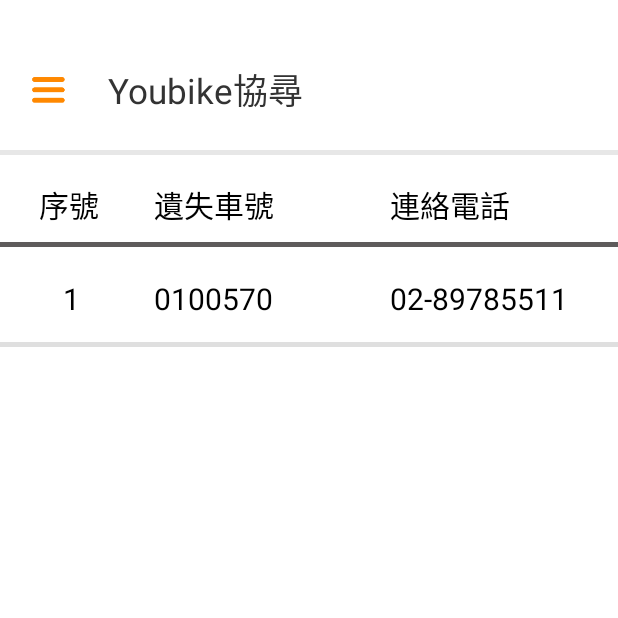
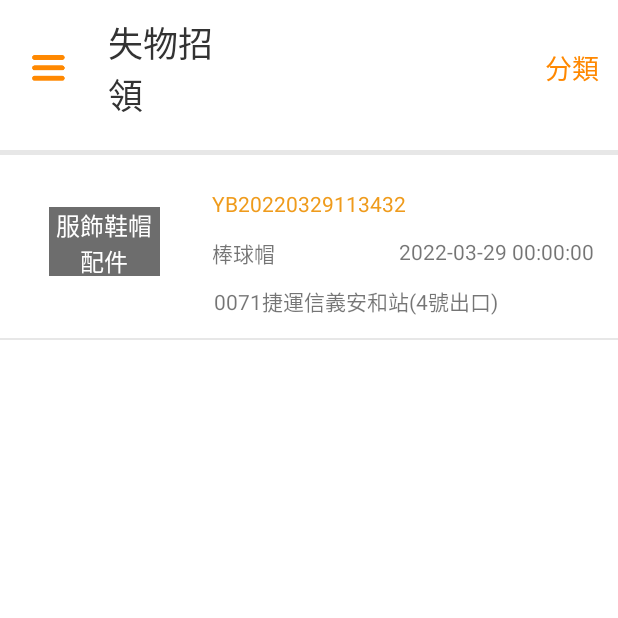
Before and after one commit to Changweichun/YouBike-1.5, an Android app: the LostAndFoundActivity screen opened directly, with no data from a screen before it, on a phone screen of 412 x 824 dp, the top half of it. Run offline under Robolectric (Android 15) with nearby library versions, the phone set to English and light mode, and no system bars.

Commit message:
介面修正、連接

```diff
--- a/app/src/main/java/com/android/youbike/CardManageActivity.java
+++ b/app/src/main/java/com/android/youbike/CardManageActivity.java
@@ -2,7 +2,9 @@ package com.android.youbike;
 
 import androidx.appcompat.app.AppCompatActivity;
 
+import android.content.Intent;
 import android.os.Bundle;
+import android.view.View;
 
 public class CardManageActivity extends AppCompatActivity {
 
@@ -10,5 +12,19 @@ public class CardManageActivity extends AppCompatActivity {
     protected void onCreate(Bundle savedInstanceState) {
         super.onCreate(savedInstanceState);
         setContentView(R.layout.activity_card_manage);
+
+        findViewById(R.id.tv).setOnClickListener(new View.OnClickListener() {
+            @Override
+            public void onClick(View view) {
+                startActivity(new Intent(getApplicationContext(),CardNewActivity.class));
+            }
+        });
+
+        findViewById(R.id.menu).setOnClickListener(new View.OnClickListener() {
+            @Override
+            public void onClick(View view) {
+                startActivity(new Intent(getApplicationContext(),MainActivity.class));
+            }
+        });
     }
 }
--- a/app/src/main/java/com/android/youbike/CardNewActivity.java
+++ b/app/src/main/java/com/android/youbike/CardNewActivity.java
@@ -2,7 +2,9 @@ package com.android.youbike;
 
 import androidx.appcompat.app.AppCompatActivity;
 
+import android.content.Intent;
 import android.os.Bundle;
+import android.view.View;
 
 public class CardNewActivity extends AppCompatActivity {
 
@@ -10,5 +12,26 @@ public class CardNewActivity extends AppCompatActivity {
     protected void onCreate(Bundle savedInstanceState) {
         super.onCreate(savedInstanceState);
         setContentView(R.layout.activity_card_new);
+
+        findViewById(R.id.easycard).setOnClickListener(new View.OnClickListener() {
+            @Override
+            public void onClick(View view) {
+                startActivity(new Intent(getApplicationContext(),CardNewTwoActivity.class));
+            }
+        });
+
+        findViewById(R.id.ipass).setOnClickListener(new View.OnClickListener() {
+            @Override
+            public void onClick(View view) {
+                startActivity(new Intent(getApplicationContext(),CardNewThreeActivity.class));
+            }
+        });
+
+        findViewById(R.id.menu).setOnClickListener(new View.OnClickListener() {
+            @Override
+            public void onClick(View view) {
+                startActivity(new Intent(getApplicationContext(),CardManageActivity.class));
+            }
+        });
     }
 }
--- a/app/src/main/java/com/android/youbike/CardNewThreeActivity.java
+++ b/app/src/main/java/com/android/youbike/CardNewThreeActivity.java
@@ -2,7 +2,9 @@ package com.android.youbike;
 
 import androidx.appcompat.app.AppCompatActivity;
 
+import android.content.Intent;
 import android.os.Bundle;
+import android.view.View;
 
 public class CardNewThreeActivity extends AppCompatActivity {
 
@@ -10,5 +12,19 @@ public class CardNewThreeActivity extends AppCompatActivity {
     protected void onCreate(Bundle savedInstanceState) {
         super.onCreate(savedInstanceState);
         setContentView(R.layout.activity_card_new_three);
+
+        findViewById(R.id.menu).setOnClickListener(new View.OnClickListener() {
+            @Override
+            public void onClick(View view) {
+                startActivity(new Intent(getApplicationContext(),CardNewActivity.class));
+            }
+        });
+
+        findViewById(R.id.bt3).setOnClickListener(new View.OnClickListener() {
+            @Override
+            public void onClick(View view) {
+                startActivity(new Intent(getApplicationContext(),CardManageActivity.class));
+            }
+        });
     }
 }
--- a/app/src/main/java/com/android/youbike/CardNewTwoActivity.java
+++ b/app/src/main/java/com/android/youbike/CardNewTwoActivity.java
@@ -2,7 +2,9 @@ package com.android.youbike;
 
 import androidx.appcompat.app.AppCompatActivity;
 
+import android.content.Intent;
 import android.os.Bundle;
+import android.view.View;
 
 public class CardNewTwoActivity extends AppCompatActivity {
 
@@ -10,5 +12,19 @@ public class CardNewTwoActivity extends AppCompatActivity {
     protected void onCreate(Bundle savedInstanceState) {
         super.onCreate(savedInstanceState);
         setContentView(R.layout.activity_card_new_two);
+
+        findViewById(R.id.menu).setOnClickListener(new View.OnClickListener() {
+            @Override
+            public void onClick(View view) {
+                startActivity(new Intent(getApplicationContext(),CardNewActivity.class));
+            }
+        });
+
+        findViewById(R.id.bt3).setOnClickListener(new View.OnClickListener() {
+            @Override
+            public void onClick(View view) {
+                startActivity(new Intent(getApplicationContext(),CardManageActivity.class));
+            }
+        });
     }
 }
--- a/app/src/main/java/com/android/youbike/LostAndFoundActivity.java
+++ b/app/src/main/java/com/android/youbike/LostAndFoundActivity.java
@@ -2,7 +2,9 @@ package com.android.youbike;
 
 import androidx.appcompat.app.AppCompatActivity;
 
+import android.content.Intent;
 import android.os.Bundle;
+import android.view.View;
 
 public class LostAndFoundActivity extends AppCompatActivity {
 
@@ -10,5 +12,12 @@ public class LostAndFoundActivity extends AppCompatActivity {
     protected void onCreate(Bundle savedInstanceState) {
         super.onCreate(savedInstanceState);
         setContentView(R.layout.activity_lost_and_found);
+
+        findViewById(R.id.tv).setOnClickListener(new View.OnClickListener() {
+            @Override
+            public void onClick(View view) {
+                startActivity(new Intent(getApplicationContext(),LostAndFoundTypeActivity.class));
+            }
+        });
     }
 }
--- a/app/src/main/java/com/android/youbike/LostAndFoundTypeActivity.java
+++ b/app/src/main/java/com/android/youbike/LostAndFoundTypeActivity.java
@@ -2,7 +2,9 @@ package com.android.youbike;
 
 import androidx.appcompat.app.AppCompatActivity;
 
+import android.content.Intent;
 import android.os.Bundle;
+import android.view.View;
 
 public class LostAndFoundTypeActivity extends AppCompatActivity {
 
@@ -10,5 +12,19 @@ public class LostAndFoundTypeActivity extends AppCompatActivity {
     protected void onCreate(Bundle savedInstanceState) {
         super.onCreate(savedInstanceState);
         setContentView(R.layout.activity_lost_and_found_type);
+
+        findViewById(R.id.menu).setOnClickListener(new View.OnClickListener() {
+            @Override
+            public void onClick(View view) {
+                startActivity(new Intent(getApplicationContext(),LostAndFoundActivity.class));
+            }
+        });
+
+        findViewById(R.id.tv).setOnClickListener(new View.OnClickListener() {
+            @Override
+            public void onClick(View view) {
+                startActivity(new Intent(getApplicationContext(),LostAndFoundActivity.class));
+            }
+        });
     }
 }
--- a/app/src/main/java/com/android/youbike/MainActivity.java
+++ b/app/src/main/java/com/android/youbike/MainActivity.java
@@ -79,6 +79,8 @@ public class MainActivity extends MyBaseActivity {
 
 
 
+
+
         values =(Values)getApplication();
         cookieStr = values.getCookieStr();
         if(cookieStr==null)
--- a/app/src/main/res/layout/activity_card_new.xml
+++ b/app/src/main/res/layout/activity_card_new.xml
@@ -124,7 +124,7 @@
             app:srcCompat="@mipmap/card_3" />
 
         <TextView
-            android:id="@+id/textView12"
+            android:id="@+id/easycard"
             android:layout_width="76dp"
             android:layout_height="30dp"
             android:text="@string/easy_card"
@@ -169,7 +169,7 @@
             app:layout_constraintVertical_bias="0.431" />
 
         <TextView
-            android:id="@+id/textView14"
+            android:id="@+id/ipass"
             android:layout_width="76dp"
             android:layout_height="30dp"
             android:text="@string/ipass"
--- a/app/src/main/res/layout/activity_card_new_three.xml
+++ b/app/src/main/res/layout/activity_card_new_three.xml
@@ -77,7 +77,7 @@
             app:layout_constraintTop_toTopOf="parent" />
 
         <Button
-            android:id="@+id/button3"
+            android:id="@+id/bt3"
             android:layout_width="200dp"
             android:layout_height="51dp"
             android:text="新增卡號"
--- a/app/src/main/res/layout/activity_card_new_two.xml
+++ b/app/src/main/res/layout/activity_card_new_two.xml
@@ -77,7 +77,7 @@
             app:layout_constraintTop_toTopOf="parent" />
 
         <Button
-            android:id="@+id/button3"
+            android:id="@+id/bt3"
             android:layout_width="200dp"
             android:layout_height="51dp"
             android:text="新增卡號"
--- a/app/src/main/res/layout/activity_lost_and_found.xml
+++ b/app/src/main/res/layout/activity_lost_and_found.xml
@@ -10,11 +10,11 @@
 
 
     <RelativeLayout
-        android:paddingBottom="20dp"
+        android:layout_width="match_parent"
+        android:layout_height="100dp"
+        android:background="@color/white"
         android:gravity="bottom"
-        android:background="@color/white"
-        android:layout_width="match_parent"
-        android:layout_height="100dp">
+        android:paddingBottom="20dp">
 
         <ImageView
             android:id="@+id/menu"
@@ -29,22 +29,35 @@
             app:tint="@android:color/holo_orange_dark" />
 
         <TextView
-            android:layout_width="133dp"
+            android:layout_width="wrap_content"
             android:layout_height="wrap_content"
             android:layout_alignParentStart="true"
             android:layout_alignParentEnd="true"
             android:layout_centerVertical="true"
             android:layout_marginStart="72dp"
-            android:layout_marginEnd="206dp"
+            android:layout_marginEnd="248dp"
             android:layout_toRightOf="@+id/menu"
-            android:text="Youbike協尋"
+            android:text="失物招領"
             android:textColor="#333333"
             android:textSize="23sp" />
+
+        <TextView
+            android:id="@+id/tv"
+            android:layout_width="wrap_content"
+            android:layout_height="wrap_content"
+            android:layout_alignParentStart="true"
+            android:layout_alignParentEnd="true"
+            android:layout_centerVertical="true"
+            android:layout_marginStart="363dp"
+            android:layout_marginEnd="12dp"
+            android:text="分類"
+            android:textColor="@android:color/holo_orange_dark"
+            android:textSize="18sp" />
 
     </RelativeLayout>
 
     <View
-        android:id="@+id/view3"
+        android:id="@+id/view"
         android:layout_width="match_parent"
         android:layout_height="3dp"
         android:background="#E7E7E7" />
@@ -55,112 +68,79 @@
         android:background="#FFFFFF">
 
         <View
-            android:id="@+id/view4"
-            android:layout_width="match_parent"
-            android:layout_height="3dp"
-            android:background="#5E5B5B"
+            android:id="@+id/view2"
+            android:layout_width="0dp"
+            android:layout_height="1dp"
+            android:background="#E7E7E7"
+            app:layout_constraintBottom_toBottomOf="parent"
+            app:layout_constraintLeft_toRightOf="@+id/iv2"
+            app:layout_constraintRight_toRightOf="parent"
+            app:layout_constraintTop_toTopOf="parent"
+            app:layout_constraintVertical_bias="0.17" />
+
+        <TextView
+            android:id="@+id/textView2"
+            android:layout_width="74dp"
+            android:layout_height="46dp"
+            android:background="#6D6D6D"
+            android:text="服飾鞋帽配件"
+            android:textAlignment="center"
+            android:textColor="#FFFFFF"
+            android:textSize="16sp"
             app:layout_constraintBottom_toBottomOf="parent"
             app:layout_constraintEnd_toEndOf="parent"
-            app:layout_constraintHorizontal_bias="0.0"
+            app:layout_constraintHorizontal_bias="0.097"
             app:layout_constraintStart_toStartOf="parent"
             app:layout_constraintTop_toTopOf="parent"
-            app:layout_constraintVertical_bias="0.081" />
+            app:layout_constraintVertical_bias="0.051" />
 
-        <View
-            android:id="@+id/view5"
-            android:layout_width="match_parent"
-            android:layout_height="3dp"
-            android:background="#DFDFDF"
+        <TextView
+            android:id="@+id/textView3"
+            android:layout_width="wrap_content"
+            android:layout_height="wrap_content"
+            android:text="YB20220329113432"
+            android:textColor="#EF9B1C"
             app:layout_constraintBottom_toBottomOf="parent"
             app:layout_constraintEnd_toEndOf="parent"
-            app:layout_constraintHorizontal_bias="0.0"
             app:layout_constraintStart_toStartOf="parent"
             app:layout_constraintTop_toTopOf="parent"
-            app:layout_constraintVertical_bias="0.174" />
+            app:layout_constraintVertical_bias="0.032" />
 
         <TextView
-            android:id="@+id/textView"
+            android:id="@+id/textView4"
             android:layout_width="wrap_content"
             android:layout_height="wrap_content"
-            android:text="序號"
-            android:textColor="@color/black"
-            android:textSize="20sp"
+            android:text="2022-03-29 00:00:00"
             app:layout_constraintBottom_toBottomOf="parent"
             app:layout_constraintEnd_toEndOf="parent"
-            app:layout_constraintHorizontal_bias="0.07"
+            app:layout_constraintHorizontal_bias="0.943"
             app:layout_constraintStart_toStartOf="parent"
             app:layout_constraintTop_toTopOf="parent"
-            app:layout_constraintVertical_bias="0.026" />
+            app:layout_constraintVertical_bias="0.078" />
 
         <TextView
-            android:id="@+id/textView9"
+            android:id="@+id/textView5"
             android:layout_width="wrap_content"
             android:layout_height="wrap_content"
-            android:text="1"
-            android:textColor="@color/black"
-            android:textSize="20sp"
+            android:text="棒球帽"
             app:layout_constraintBottom_toBottomOf="parent"
             app:layout_constraintEnd_toEndOf="parent"
-            app:layout_constraintHorizontal_bias="0.105"
+            app:layout_constraintHorizontal_bias="0.382"
             app:layout_constraintStart_toStartOf="parent"
             app:layout_constraintTop_toTopOf="parent"
-            app:layout_constraintVertical_bias="0.118" />
+            app:layout_constraintVertical_bias="0.078" />
 
         <TextView
-            android:id="@+id/textView7"
+            android:id="@+id/textView6"
             android:layout_width="wrap_content"
             android:layout_height="wrap_content"
-            android:text="連絡電話"
-            android:textColor="@color/black"
-            android:textSize="20sp"
+            android:text="0071捷運信義安和站(4號出口)"
             app:layout_constraintBottom_toBottomOf="parent"
             app:layout_constraintEnd_toEndOf="parent"
-            app:layout_constraintHorizontal_bias="0.784"
+            app:layout_constraintHorizontal_bias="0.64"
             app:layout_constraintStart_toStartOf="parent"
             app:layout_constraintTop_toTopOf="parent"
-            app:layout_constraintVertical_bias="0.026" />
-
-        <TextView
-            android:id="@+id/textView11"
-            android:layout_width="wrap_content"
-            android:layout_height="wrap_content"
-            android:text="02-89785511"
-            android:textColor="@color/black"
-            android:textSize="20sp"
-            app:layout_constraintBottom_toBottomOf="parent"
-            app:layout_constraintEnd_toEndOf="parent"
-            app:layout_constraintHorizontal_bias="0.887"
-            app:layout_constraintStart_toStartOf="parent"
-            app:layout_constraintTop_toTopOf="parent"
-            app:layout_constraintVertical_bias="0.118" />
-
-        <TextView
-            android:id="@+id/textView8"
-            android:layout_width="wrap_content"
-            android:layout_height="wrap_content"
-            android:text="遺失車號"
-            android:textColor="@color/black"
-            android:textSize="20sp"
-            app:layout_constraintBottom_toBottomOf="parent"
-            app:layout_constraintEnd_toEndOf="parent"
-            app:layout_constraintHorizontal_bias="0.309"
-            app:layout_constraintStart_toStartOf="parent"
-            app:layout_constraintTop_toTopOf="parent"
-            app:layout_constraintVertical_bias="0.026" />
-
-        <TextView
-            android:id="@+id/textView10"
-            android:layout_width="wrap_content"
-            android:layout_height="wrap_content"
-            android:text="0100570"
-            android:textColor="@color/black"
-            android:textSize="20sp"
-            app:layout_constraintBottom_toBottomOf="parent"
-            app:layout_constraintEnd_toEndOf="parent"
-            app:layout_constraintHorizontal_bias="0.308"
-            app:layout_constraintStart_toStartOf="parent"
-            app:layout_constraintTop_toTopOf="parent"
-            app:layout_constraintVertical_bias="0.118" />
+            app:layout_constraintVertical_bias="0.124" />
     </androidx.constraintlayout.widget.ConstraintLayout>
 
 </LinearLayout>
--- a/app/src/main/res/layout/activity_lost_and_found_type.xml
+++ b/app/src/main/res/layout/activity_lost_and_found_type.xml
@@ -25,7 +25,7 @@
             android:layout_centerVertical="true"
             android:layout_marginStart="12dp"
             android:layout_marginEnd="359dp"
-            android:src="@mipmap/img"
+            android:src="@mipmap/img_1"
             app:tint="@android:color/holo_orange_dark" />
 
         <TextView
--- a/app/src/main/res/layout/activity_main.xml
+++ b/app/src/main/res/layout/activity_main.xml
@@ -58,4 +58,6 @@
         android:layout_width="wrap_content"
         android:layout_height="wrap_content"/>
 
+
+
 </LinearLayout>
--- a/app/src/main/res/layout/activity_payment.xml
+++ b/app/src/main/res/layout/activity_payment.xml
@@ -33,7 +33,7 @@
                 android:src="@mipmap/img_1"
                 app:tint="@android:color/holo_orange_dark"
                 tools:src="?attr/homeAsUpIndicator"
-                tools:srcCompat="?attr/actionModeCloseDrawable" />
+                tools:srcCompat="?attr/actionModeCloseDrawable"/>
 
             <TextView
                 android:layout_width="133dp"
```
Also changed, not shown: 22 other files.
